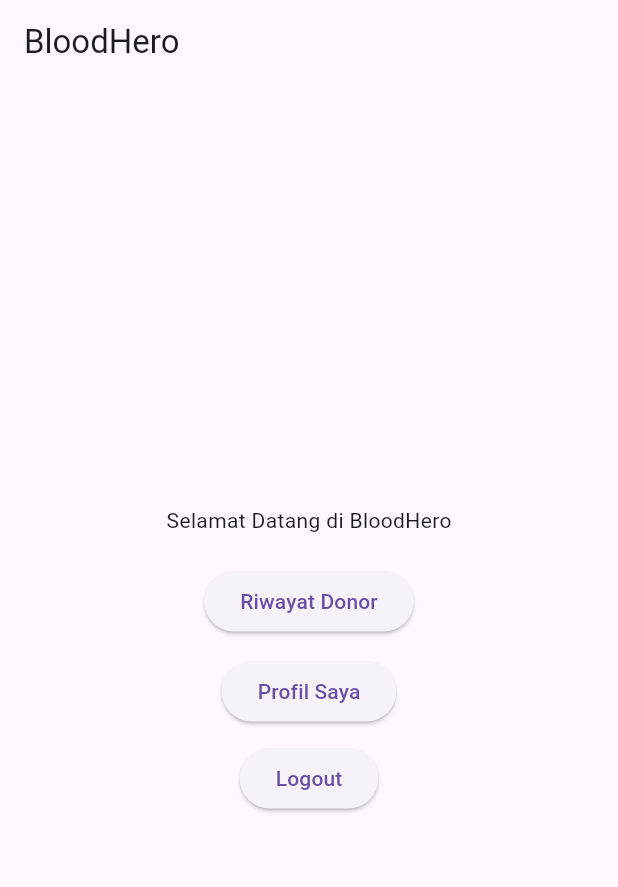
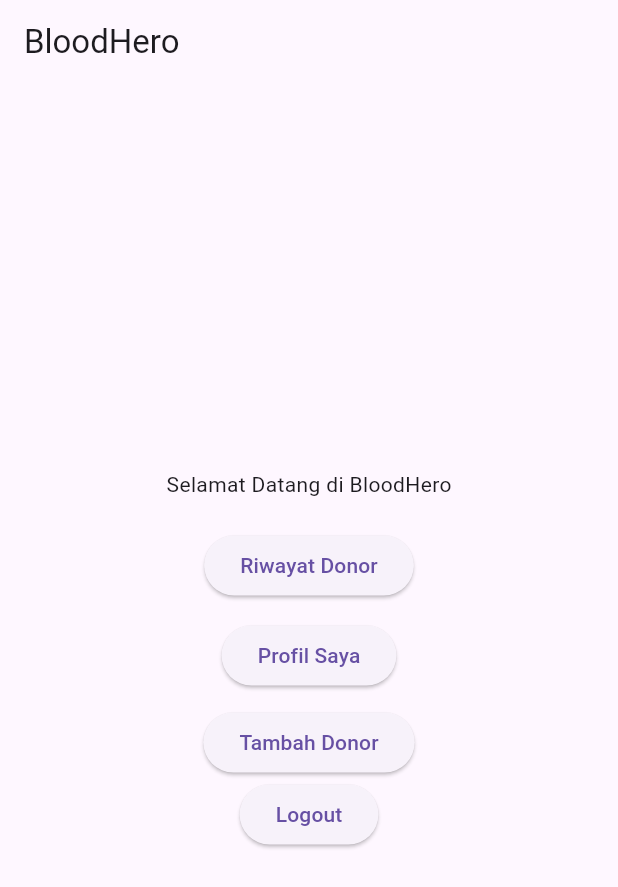
Before and after one commit to Latifah254/BloodHero, a Flutter app: the HomeView screen opened directly, on a phone screen of 412 x 824 dp. Shown: the top 887 px of the screen. Run offline on Flutter 3.47's test engine with Material 3 defaults, Android fonts, the phone set to English and light mode, and no system bars; our stand-ins replace shared_preferences; accounts and stored records are empty.

Commit message:
Menambah Navigasi Add Donor Form

```diff
--- a/lib/views/home.dart
+++ b/lib/views/home.dart
@@ -1,8 +1,10 @@
 import 'package:bloodhero_app/controller/userController.dart';
+import 'package:bloodhero_app/views/addDonor.dart';
 import 'package:bloodhero_app/views/donorHistory.dart';
 import 'package:bloodhero_app/views/login.dart';
 import 'package:flutter/material.dart';
 import 'package:bloodhero_app/views/profile.dart';
+import 'package:bloodhero_app/views/addDonor.dart';
 
 class HomeView extends StatelessWidget {
   const HomeView({super.key});
@@ -46,6 +48,16 @@ class HomeView extends StatelessWidget {
             const SizedBox(height: 10),
 
             ElevatedButton(
+              onPressed: (){
+                Navigator.push(
+                  context, MaterialPageRoute(builder: (_) => const AddDonorView()),
+                );
+              },
+              child: const Text("Tambah Donor"),
+            ),
+
+
+            ElevatedButton(
               onPressed: () async {
                 await UserController.logout();
                 if (!context.mounted) return;
```
